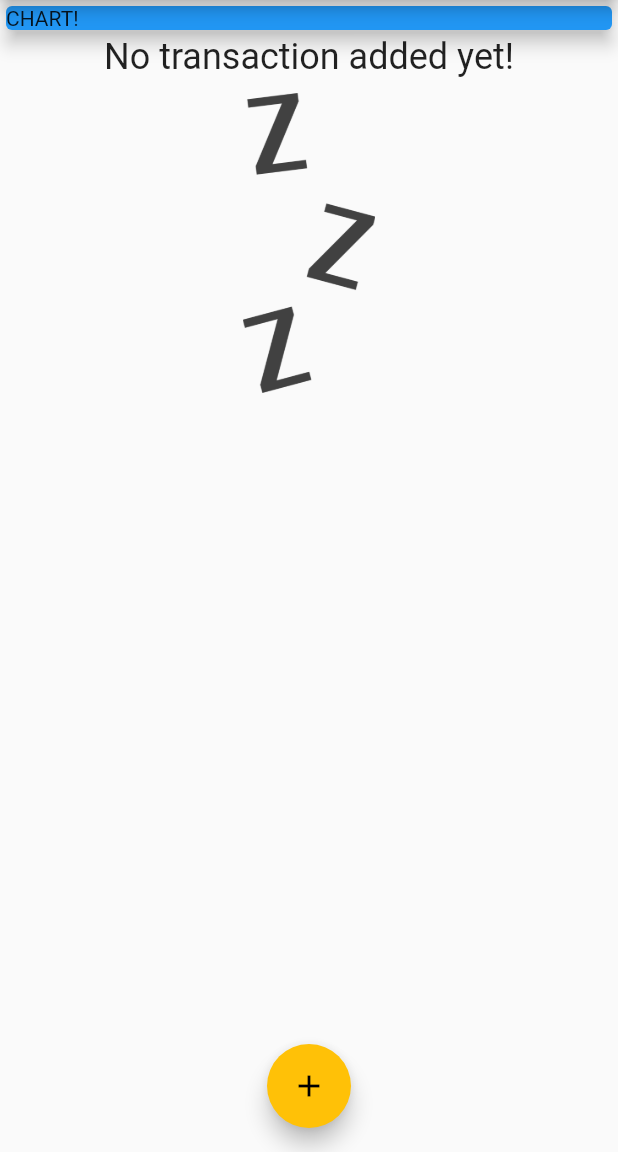
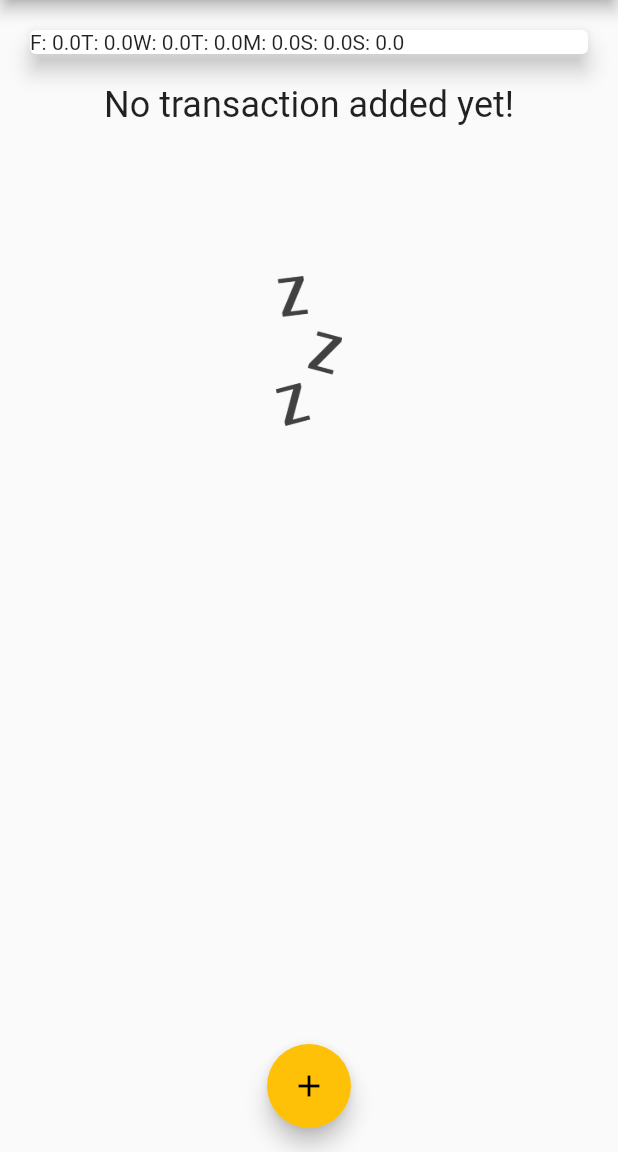
Before and after one commit to ikechukwuakuma316/expense_app, a Flutter app: the screen it shows after launch, on a phone screen of 412 x 824 dp, the part 84-1236 px from its top. Run offline on Flutter 3.47's test engine with Material 2 defaults, Android fonts, the phone set to English and light mode, and no system bars.

Commit message:
created a chart bar file

```diff
--- a/lib/main.dart
+++ b/lib/main.dart
@@ -2,6 +2,7 @@ import 'package:flutter/material.dart';
 
 import './widgets/new_transaction.dart';
 import './widgets/transaction_list.dart';
+import './widgets/chart.dart';
 import './models/transaction.dart';
 
 void main() => runApp(MyApp());
@@ -67,6 +68,16 @@ class _MyHomePageState extends State<MyHomePage> {
     // ),
   ];
 
+  List<Transaction> get _recentTransactions {
+    return _userTransactions.where((tx) {
+      return tx.date.isAfter(
+        DateTime.now().subtract(
+          Duration(days: 7),
+        ),
+      );
+    }).toList();
+  }
+
   void _addNewTransaction(String txTitle, double txAmount) {
     final newTx = Transaction(
       title: txTitle,
@@ -112,14 +123,7 @@ class _MyHomePageState extends State<MyHomePage> {
           // mainAxisAlignment: MainAxisAlignment.start,
           crossAxisAlignment: CrossAxisAlignment.stretch,
           children: <Widget>[
-            Container(
-              width: double.infinity,
-              child: Card(
-                color: Colors.blue,
-                child: Text('CHART!'),
-                elevation: 5,
-              ),
-            ),
+            Chart(_recentTransactions),
             TransactionList(_userTransactions),
           ],
         ),
--- a/lib/widgets/chart.dart
+++ b/lib/widgets/chart.dart
@@ -0,0 +1,48 @@
+import 'package:flutter/material.dart';
+import 'package:intl/intl.dart';
+
+import '../models/transaction.dart';
+
+class Chart extends StatelessWidget {
+  final List<Transaction> recentTransactions;
+
+  Chart(this.recentTransactions);
+
+  List<Map<String, Object>> get groupedTransactionValues {
+    return List.generate(7, (index) {
+      final weekDay = DateTime.now().subtract(
+        Duration(days: index),
+      );
+      double totalSum = 0.0;
+
+      for (var i = 0; i < recentTransactions.length; i++) {
+        if (recentTransactions[i].date.day == weekDay.day &&
+            recentTransactions[i].date.month == weekDay.month &&
+            recentTransactions[i].date.year == weekDay.year) {
+          totalSum += recentTransactions[i].amount;
+        }
+      }
+
+      print(DateFormat.E().format(weekDay));
+      print(totalSum);
+
+      return {
+        'day': DateFormat.E().format(weekDay).substring(0, 1),
+        'amount': totalSum
+      };
+    });
+  }
+
+  @override
+  Widget build(BuildContext context) {
+    return Card(
+      elevation: 6,
+      margin: EdgeInsets.all(20),
+      child: Row(
+        children: groupedTransactionValues.map((data) {
+          return Text('${data['day']}: ${data['amount']}');
+        }).toList(),
+      ),
+    );
+  }
+}
--- /dev/null
+++ b/lib/widgets/chart_bar.dart
@@ -0,0 +1,8 @@
+import 'package:flutter/material.dart';
+
+class ChartBar extends StatelessWidget {
+  @override
+  Widget build(BuildContext context) {
+    return Container();
+  }
+}
--- a/lib/widgets/transaction_list.dart
+++ b/lib/widgets/transaction_list.dart
@@ -21,10 +21,10 @@ class TransactionList extends StatelessWidget {
                   // style: TextStyle(fontWeight: FontWeight.bold),
                 ),
                 SizedBox(
-                  height: 10,
+                  height: 100,
                 ),
                 Container(
-                    height: 200,
+                    height: 100,
                     child: Image.asset(
                       'assets/images/waiting.png',
                       fit: BoxFit.cover,
```
